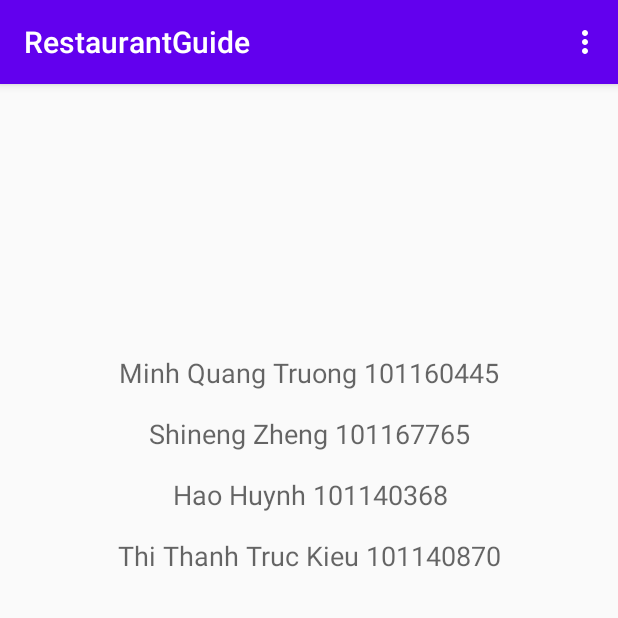
After one commit to truckieutk/RestaurantGuide, an Android app: the AboutActivity screen opened directly, with no data from a screen before it, on a phone screen of 412 x 824 dp, the top half of it. The commit adds this screen. Run offline under Robolectric (Android 15) with nearby library versions, the phone set to English and light mode, and no system bars.

Commit message:
test Search

```diff
--- a/app/build.gradle
+++ b/app/build.gradle
@@ -31,4 +31,5 @@ dependencies {
     testImplementation 'junit:junit:4.12'
     androidTestImplementation 'androidx.test.ext:junit:1.1.2'
     androidTestImplementation 'androidx.test.espresso:espresso-core:3.3.0'
+    implementation 'androidx.recyclerview:recyclerview:1.1.0'
 }
--- /dev/null
+++ b/app/src/main/java/truckieu/com/restaurantguide/AboutActivity.java
@@ -0,0 +1,61 @@
+package truckieu.com.restaurantguide;
+
+import android.content.Intent;
+import android.os.Bundle;
+import android.view.Menu;
+import android.view.MenuItem;
+import android.widget.TextView;
+
+import androidx.annotation.NonNull;
+import androidx.annotation.Nullable;
+import androidx.appcompat.app.AppCompatActivity;
+
+public class AboutActivity extends AppCompatActivity {
+    private TextView  name1,name2,name3,name4;
+    @Override
+    protected void onCreate(@Nullable Bundle savedInstanceState) {
+        super.onCreate(savedInstanceState);
+        setContentView(R.layout.activity_about);
+        name1 =findViewById(R.id.name1);
+        name2 =findViewById(R.id.name2);
+        name3 = findViewById(R.id.name3);
+        name4 = findViewById(R.id.name4);
+    }
+    private void Search(){
+        Intent start = new Intent(getApplicationContext(),SearchActivity.class);
+        startActivity(start);
+    }
+    private void AddActivity(){
+        Intent start = new Intent(getApplicationContext(),AddActivity.class);
+        startActivity(start);
+    }
+    private void Home(){
+        Intent start = new Intent(getApplicationContext(),MainActivity.class);
+        startActivity(start);
+    }
+
+    @Override
+    public boolean onCreateOptionsMenu(Menu menu) {
+        getMenuInflater().inflate(R.menu.about_menu,menu);
+        return true;
+    }
+
+    @Override
+    public boolean onOptionsItemSelected(@NonNull MenuItem item) {
+        int id= item.getItemId();
+        switch (id){
+            case R.id.home:
+                Home();
+                break;
+            case R.id.add:
+                AddActivity();
+                break;
+            case R.id.search:
+                Search();
+                break;
+            case R.id.view:
+                break;
+        }
+        return super.onOptionsItemSelected(item);
+    }
+}
--- /dev/null
+++ b/app/src/main/res/layout/activity_about.xml
@@ -0,0 +1,59 @@
+<?xml version="1.0" encoding="utf-8"?>
+<androidx.constraintlayout.widget.ConstraintLayout
+    xmlns:android="http://schemas.android.com/apk/res/android"
+    xmlns:app="http://schemas.android.com/apk/res-auto"
+    xmlns:tools="http://schemas.android.com/tools"
+    android:layout_width="match_parent"
+    android:layout_height="match_parent">
+
+    <TextView
+        android:id="@+id/name1"
+        android:layout_width="wrap_content"
+        android:layout_height="wrap_content"
+        android:layout_marginTop="180dp"
+        android:text="Minh Quang Truong 101160445"
+        android:textAppearance="@style/TextAppearance.AppCompat.Medium"
+        app:layout_constraintEnd_toEndOf="parent"
+        app:layout_constraintHorizontal_bias="0.503"
+        app:layout_constraintStart_toStartOf="parent"
+        app:layout_constraintTop_toTopOf="parent" />
+
+    <TextView
+        android:id="@+id/name2"
+        android:layout_width="wrap_content"
+        android:layout_height="wrap_content"
+        android:layout_marginTop="16dp"
+        android:text="Shineng Zheng 101167765"
+        android:textAppearance="@style/TextAppearance.AppCompat.Medium"
+        app:layout_constraintEnd_toEndOf="parent"
+        app:layout_constraintHorizontal_bias="0.503"
+        app:layout_constraintStart_toStartOf="parent"
+        app:layout_constraintTop_toBottomOf="@+id/name1" />
+
+
+    <TextView
+        android:id="@+id/name3"
+        android:layout_width="wrap_content"
+        android:layout_height="wrap_content"
+        android:layout_marginTop="16dp"
+        android:text="Hao Huynh 101140368"
+        android:textAppearance="@style/TextAppearance.AppCompat.Medium"
+        app:layout_constraintEnd_toEndOf="parent"
+        app:layout_constraintHorizontal_bias="0.503"
+        app:layout_constraintStart_toStartOf="parent"
+        app:layout_constraintTop_toBottomOf="@+id/name2" />
+
+    <TextView
+        android:id="@+id/name4"
+        android:layout_width="wrap_content"
+        android:layout_height="wrap_content"
+        android:layout_marginTop="16dp"
+        android:text="Thi Thanh Truc Kieu 101140870"
+        android:textAppearance="@style/TextAppearance.AppCompat.Medium"
+        app:layout_constraintEnd_toEndOf="parent"
+        app:layout_constraintHorizontal_bias="0.503"
+        app:layout_constraintStart_toStartOf="parent"
+        app:layout_constraintTop_toBottomOf="@+id/name3" />
+
+
+</androidx.constraintlayout.widget.ConstraintLayout>
--- /dev/null
+++ b/app/src/main/res/menu/about_menu.xml
@@ -0,0 +1,21 @@
+<?xml version="1.0" encoding="UTF-8"?>
+
+<menu xmlns:android="http://schemas.android.com/apk/res/android">
+
+    <item
+        android:title="Home"
+        android:id="@+id/home"/>
+
+    <item
+        android:title="Add"
+        android:id="@+id/add"/>
+
+    <item
+        android:title="Search"
+        android:id="@+id/search"/>
+
+    <item
+        android:title="View"
+        android:id="@+id/view"/>
+
+</menu>
```
Also changed, not shown: app/src/main/AndroidManifest.xml (+4 -5 lines), app/src/main/java/truckieu/com/restaurantguide/ListViewAdapter.java (added, +81 -0 lines), app/src/main/java/truckieu/com/restaurantguide/MainActivity.java (+10 -1 lines), app/src/main/java/truckieu/com/restaurantguide/RestaurantNames.java (added, +14 -0 lines), app/src/main/java/truckieu/com/restaurantguide/SearchActivity.java (added, +62 -0 lines), app/src/main/res/layout/activity_search.xml (added, +49 -0 lines).
